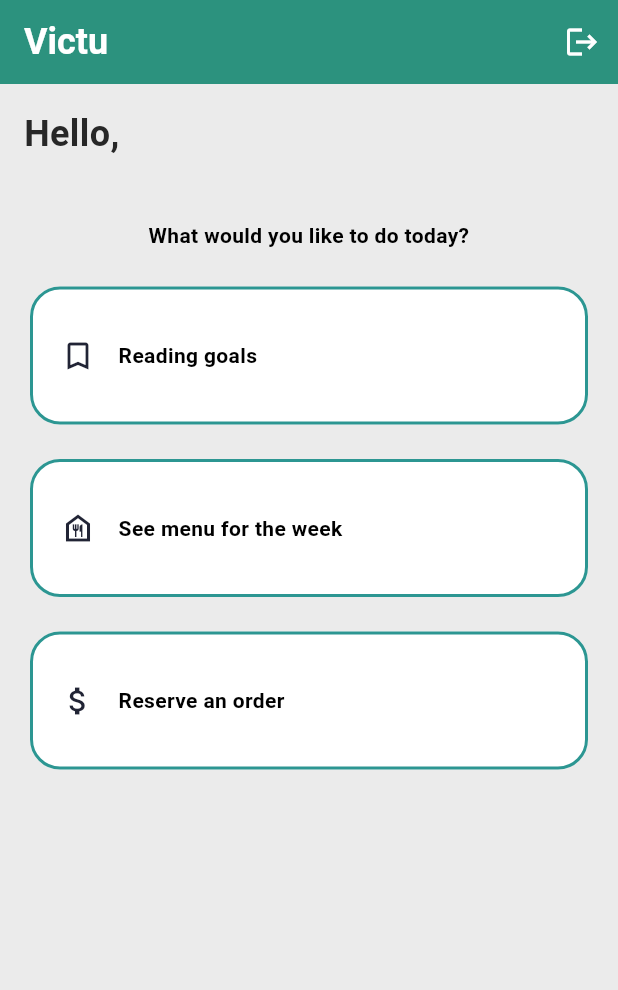
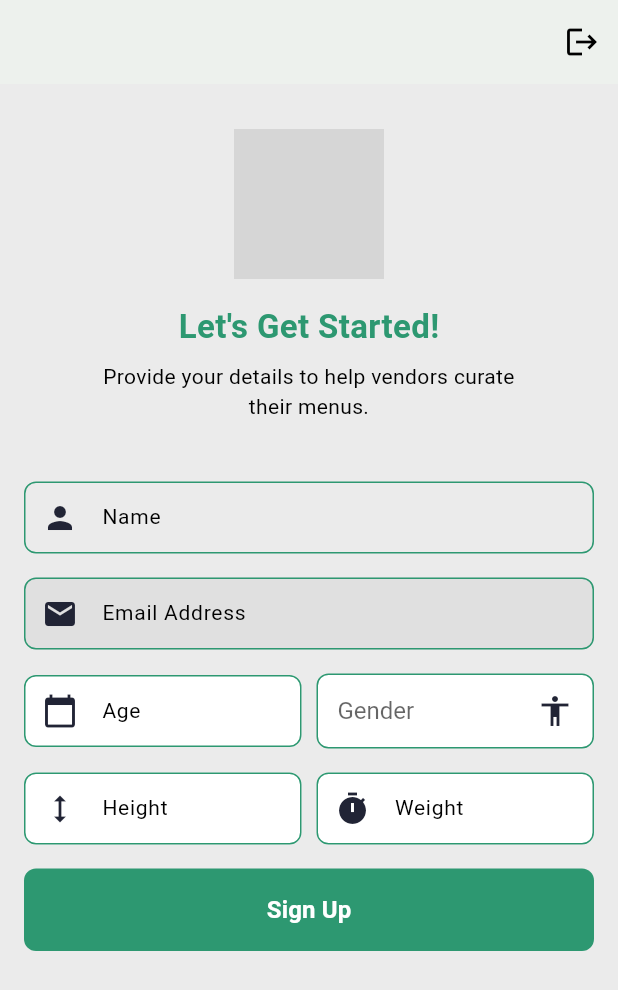
Before and after one commit to jjesuscastro/Victu, a Flutter app: the HomePage screen opened directly with empty values, after a tap on the "logout" icon, on a phone screen of 412 x 824 dp. Shown: the top 990 px of the screen. Run offline on Flutter 3.47's test engine with Material 2 defaults, Android fonts, the phone set to English and light mode, and no system bars; our stand-ins replace expandable, firebase_auth, firebase_core, firebase_database, google_sign_in; accounts and stored records are empty; network calls fail; grey boxes are pictures that could not be loaded.

Commit message:
auto navigate to registration

```diff
--- a/lib/objects/userData.dart
+++ b/lib/objects/userData.dart
@@ -5,12 +5,14 @@ import 'package:firebase_database/firebase_database.dart';
 class UserData {
   late DatabaseReference _id;
   String displayName = "";
+  bool isRegistered = false;
   bool isMale = true;
   int age = 0;
   int height = 0;
   int weight = 0;
 
-  UserData(this.displayName, this.isMale, this.age, this.height, this.weight);
+  UserData(this.isRegistered, this.displayName, this.isMale, this.age,
+      this.height, this.weight);
 
   void setId(DatabaseReference id) {
     _id = id;
@@ -18,6 +20,7 @@ class UserData {
 
   Map<String, dynamic> toJson() {
     return {
+      'isRegistered': isRegistered,
       'displayName': displayName,
       'isMale': isMale,
       'age': age,
@@ -29,8 +32,9 @@ class UserData {
 
 UserData createUserData(value) {
   Map<String, dynamic> attributes = {
+    'isRegistered': false,
     'displayName': '',
-    'isMale': '',
+    'isMale': true,
     'age': 0,
     'height': 0,
     'weight': 0,
@@ -38,8 +42,13 @@ UserData createUserData(value) {
 
   value.forEach((key, value) => {attributes[key] = value});
 
-  UserData userData = UserData(attributes['displayName'], attributes['isMale'],
-      attributes['age'], attributes['height'], attributes['weight']);
+  UserData userData = UserData(
+      attributes['isRegistered'],
+      attributes['displayName'],
+      attributes['isMale'],
+      attributes['age'],
+      attributes['height'],
+      attributes['weight']);
 
   return userData;
 }
--- a/lib/screens/login.dart
+++ b/lib/screens/login.dart
@@ -1,7 +1,10 @@
+// ignore_for_file: use_build_context_synchronously
+
 import 'package:firebase_auth/firebase_auth.dart';
 import 'package:flutter/material.dart';
 import 'package:victu/objects/userData.dart';
 import 'package:victu/screens/home_page.dart';
+import 'package:victu/screens/registration.dart';
 import 'package:victu/utils/auth.dart';
 import 'package:victu/utils/database.dart';
 
@@ -14,8 +17,6 @@ class Login extends StatefulWidget {
 
 class _LoginState extends State<Login> {
   late User? user;
-
-  void googleSignIn() {}
 
   @override
   Widget build(BuildContext context) {
@@ -83,7 +84,7 @@ class _GoogleSignInButtonState extends State<GoogleSignInButton> {
   bool _isSigningIn = false;
 
   void newUser(User user) {
-    var userData = UserData(user.displayName!, true, 0, 0, 0);
+    var userData = UserData(false, user.displayName!, true, 0, 0, 0);
     userData.setId(saveUser(user.uid, userData));
   }
 
@@ -117,8 +118,17 @@ class _GoogleSignInButtonState extends State<GoogleSignInButton> {
                 });
 
                 if (user != null) {
-                  newUser(user);
-                  // ignore: use_build_context_synchronously
+                  try {
+                    await getUser(user.uid);
+                  } catch (e) {
+                    Navigator.of(context).pushReplacement(
+                      MaterialPageRoute(
+                        builder: (context) => Registration(user: user),
+                      ),
+                    );
+                    return;
+                  }
+
                   Navigator.of(context).pushReplacement(
                     MaterialPageRoute(
                       builder: (context) => HomePage(user: user),
--- /dev/null
+++ b/lib/screens/registration.dart
@@ -0,0 +1,472 @@
+// ignore_for_file: prefer_typing_uninitialized_variables
+
+import 'package:firebase_auth/firebase_auth.dart';
+import 'package:flutter/material.dart';
+import 'package:flutter/services.dart';
+import 'package:victu/screens/login.dart';
+import 'package:victu/utils/auth.dart';
+
+class Registration extends StatefulWidget {
+  const Registration({Key? key, required User user})
+      : _user = user,
+        super(key: key);
+
+  final User _user;
+
+  @override
+  State<Registration> createState() => _RegistrationState();
+}
+
+class _RegistrationState extends State<Registration> {
+  TextEditingController nameController = TextEditingController();
+  TextEditingController emailController = TextEditingController();
+  TextEditingController ageController = TextEditingController();
+  TextEditingController heightController = TextEditingController();
+  TextEditingController weightController = TextEditingController();
+  var currentSelectedValue;
+
+  @override
+  void initState() {
+    super.initState();
+    nameController.text = widget._user.displayName!;
+    emailController.text = widget._user.email!;
+  }
+
+  Route _routeToSignInScreen() {
+    return PageRouteBuilder(
+      pageBuilder: (context, animation, secondaryAnimation) => const Login(),
+      transitionsBuilder: (context, animation, secondaryAnimation, child) {
+        var begin = const Offset(-1.0, 0.0);
+        var end = Offset.zero;
+        var curve = Curves.ease;
+
+        var tween =
+            Tween(begin: begin, end: end).chain(CurveTween(curve: curve));
+
+        return SlideTransition(
+          position: animation.drive(tween),
+          child: child,
+        );
+      },
+    );
+  }
+
+  @override
+  Widget build(BuildContext context) {
+    return Scaffold(
+      backgroundColor: const Color(0xffebebeb),
+      appBar: AppBar(
+        elevation: 4,
+        centerTitle: false,
+        automaticallyImplyLeading: false,
+        backgroundColor: const Color(0xffffffff),
+        shape: const RoundedRectangleBorder(
+          borderRadius: BorderRadius.zero,
+        ),
+        actions: [
+          IconButton(
+            icon: const Icon(Icons.logout, color: Colors.black),
+            onPressed: () async {
+              setState(() {});
+              await Authentication.signOut(context: context);
+              setState(() {});
+              // ignore: use_build_context_synchronously
+              Navigator.of(context).pushReplacement(_routeToSignInScreen());
+            },
+          )
+        ],
+      ),
+      body: Padding(
+        padding: const EdgeInsets.fromLTRB(16, 30, 16, 16),
+        child: SingleChildScrollView(
+          child: Column(
+            mainAxisAlignment: MainAxisAlignment.start,
+            crossAxisAlignment: CrossAxisAlignment.center,
+            mainAxisSize: MainAxisSize.max,
+            children: [
+              ///***If you have exported images you must have to copy those images in assets/images directory.
+              const Image(
+                image: NetworkImage(
+                    "https://cdn4.iconfinder.com/data/icons/security-overcolor/512/password_code-256.png"),
+                height: 100,
+                width: 100,
+                fit: BoxFit.cover,
+              ),
+              const Padding(
+                padding: EdgeInsets.fromLTRB(0, 16, 0, 0),
+                child: Text(
+                  "Let's Get Started!",
+                  textAlign: TextAlign.start,
+                  overflow: TextOverflow.clip,
+                  style: TextStyle(
+                    fontWeight: FontWeight.w700,
+                    fontStyle: FontStyle.normal,
+                    fontSize: 22,
+                    color: Color(0xff2d9871),
+                  ),
+                ),
+              ),
+              const Padding(
+                padding: EdgeInsets.fromLTRB(50, 8, 50, 0),
+                child: Text(
+                  "Provide your details to help vendors curate their menus.",
+                  textAlign: TextAlign.center,
+                  overflow: TextOverflow.clip,
+                  style: TextStyle(
+                    fontWeight: FontWeight.w400,
+                    fontStyle: FontStyle.normal,
+                    fontSize: 14,
+                    color: Color(0xff000000),
+                  ),
+                ),
+              ),
+              Padding(
+                padding: const EdgeInsets.fromLTRB(0, 40, 0, 0),
+                child: TextField(
+                  enabled: false,
+                  controller: nameController,
+                  obscureText: false,
+                  textAlign: TextAlign.start,
+                  maxLines: 1,
+                  style: const TextStyle(
+                    fontWeight: FontWeight.w400,
+                    fontStyle: FontStyle.normal,
+                    fontSize: 14,
+                    color: Color(0xff000000),
+                  ),
+                  decoration: InputDecoration(
+                    disabledBorder: OutlineInputBorder(
+                      borderRadius: BorderRadius.circular(8.0),
+                      borderSide:
+                          const BorderSide(color: Color(0xff2d9871), width: 1),
+                    ),
+                    focusedBorder: OutlineInputBorder(
+                      borderRadius: BorderRadius.circular(8.0),
+                      borderSide:
+                          const BorderSide(color: Color(0xff2d9871), width: 1),
+                    ),
+                    enabledBorder: OutlineInputBorder(
+                      borderRadius: BorderRadius.circular(8.0),
+                      borderSide:
+                          const BorderSide(color: Color(0xff2d9871), width: 1),
+                    ),
+                    hintText: "Name",
+                    hintStyle: const TextStyle(
+                      fontWeight: FontWeight.w400,
+                      fontStyle: FontStyle.normal,
+                      fontSize: 14,
+                      color: Color(0xff000000),
+                    ),
+                    filled: true,
+                    fillColor: const Color(0xffebebeb),
+                    isDense: false,
+                    contentPadding:
+                        const EdgeInsets.symmetric(vertical: 8, horizontal: 12),
+                    prefixIcon: const Icon(Icons.person,
+                        color: Color(0xff212435), size: 24),
+                  ),
+                ),
+              ),
+              Padding(
+                padding: const EdgeInsets.fromLTRB(0, 16, 0, 0),
+                child: TextField(
+                  enabled: false,
+                  controller: emailController,
+                  obscureText: false,
+                  textAlign: TextAlign.start,
+                  maxLines: 1,
+                  style: const TextStyle(
+                    fontWeight: FontWeight.w400,
+                    fontStyle: FontStyle.normal,
+                    fontSize: 14,
+                    color: Color(0xff000000),
+                  ),
+                  decoration: InputDecoration(
+                    disabledBorder: OutlineInputBorder(
+                      borderRadius: BorderRadius.circular(8.0),
+                      borderSide:
+                          const BorderSide(color: Color(0xff2d9871), width: 1),
+                    ),
+                    focusedBorder: OutlineInputBorder(
+                      borderRadius: BorderRadius.circular(8.0),
+                      borderSide:
+                          const BorderSide(color: Color(0xff2d9871), width: 1),
+                    ),
+                    enabledBorder: OutlineInputBorder(
+                      borderRadius: BorderRadius.circular(8.0),
+                      borderSide:
+                          const BorderSide(color: Color(0xff2d9871), width: 1),
+                    ),
+                    hintText: "Email Address",
+                    hintStyle: const TextStyle(
+                      fontWeight: FontWeight.w400,
+                      fontStyle: FontStyle.normal,
+                      fontSize: 14,
+                      color: Color(0xff000000),
+                    ),
+                    filled: true,
+                    fillColor: const Color(0xffe0e0e0),
+                    isDense: false,
+                    contentPadding:
+                        const EdgeInsets.symmetric(vertical: 8, horizontal: 12),
+                    prefixIcon: const Icon(Icons.mail,
+                        color: Color(0xff212435), size: 24),
+                  ),
+                ),
+              ),
+              Padding(
+                padding: const EdgeInsets.fromLTRB(0, 16, 0, 0),
+                child: Row(
+                  mainAxisAlignment: MainAxisAlignment.start,
+                  crossAxisAlignment: CrossAxisAlignment.center,
+                  mainAxisSize: MainAxisSize.max,
+                  children: [
+                    Expanded(
+                      flex: 1,
+                      child: Padding(
+                        padding: const EdgeInsets.fromLTRB(0, 0, 5, 0),
+                        child: TextField(
+                          keyboardType: TextInputType.number,
+                          inputFormatters: <TextInputFormatter>[
+                            FilteringTextInputFormatter.digitsOnly
+                          ],
+                          controller: ageController,
+                          obscureText: false,
+                          textAlign: TextAlign.start,
+                          maxLines: 1,
+                          style: const TextStyle(
+                            fontWeight: FontWeight.w400,
+                            fontStyle: FontStyle.normal,
+                            fontSize: 14,
+                            color: Color(0xff000000),
+                          ),
+                          decoration: InputDecoration(
+                            disabledBorder: OutlineInputBorder(
+                              borderRadius: BorderRadius.circular(8.0),
+                              borderSide: const BorderSide(
+                                  color: Color(0xff2d9871), width: 1),
+                            ),
+                            focusedBorder: OutlineInputBorder(
+                              borderRadius: BorderRadius.circular(8.0),
+                              borderSide: const BorderSide(
+                                  color: Color(0xff2d9871), width: 1),
+                            ),
+                            enabledBorder: OutlineInputBorder(
+                              borderRadius: BorderRadius.circular(8.0),
+                              borderSide: const BorderSide(
+                                  color: Color(0xff2d9871), width: 1),
+                            ),
+                            hintText: "Age",
+                            hintStyle: const TextStyle(
+                              fontWeight: FontWeight.w400,
+                              fontStyle: FontStyle.normal,
+                              fontSize: 14,
+                              color: Color(0xff000000),
+                            ),
+                            filled: true,
+                            fillColor: const Color(0xffffffff),
+                            isDense: false,
+                            contentPadding:
+                                const EdgeInsets.fromLTRB(12, 8, 12, 8),
+                            prefixIcon: const Icon(Icons.calendar_today,
+                                color: Color(0xff212435), size: 24),
+                          ),
+                        ),
+                      ),
+                    ),
+                    Expanded(
+                        flex: 1,
+                        child: Padding(
+                          padding: const EdgeInsets.fromLTRB(5, 0, 0, 0),
+                          child: Container(
+                              width: 130,
+                              height: 50,
+                              padding: const EdgeInsets.symmetric(
+                                  vertical: 4, horizontal: 13),
+                              decoration: BoxDecoration(
+                                color: const Color(0xffffffff),
+                                border: Border.all(
+                                    color: const Color(0xff2d9871), width: 1),
+                                borderRadius: BorderRadius.circular(8),
+                              ),
+                              child: DropdownButtonHideUnderline(
+                                child: DropdownButton(
+                                  hint: Text("Gender"),
+                                  value: currentSelectedValue,
+                                  items: ["Male", "Female"]
+                                      .map<DropdownMenuItem<String>>(
+                                          (String value) {
+                                    return DropdownMenuItem<String>(
+                                      value: value,
+                                      child: Text(value),
+                                    );
+                                  }).toList(),
+                                  style: const TextStyle(
+                                    color: Color(0xff000000),
+                                    fontSize: 16,
+                                    fontWeight: FontWeight.w400,
+                                    fontStyle: FontStyle.normal,
+                                  ),
+                                  onChanged: (newValue) {
+                                    setState(() {
+                                      currentSelectedValue = newValue;
+                                    });
+                                    print(currentSelectedValue);
+                                  },
+                                  icon: const Icon(Icons.accessibility),
+                                  iconSize: 24,
+                                  iconEnabledColor: const Color(0xff212435),
+                                  elevation: 8,
+                                  isExpanded: true,
+                                ),
+                              )),
+                        )),
+                  ],
+                ),
+              ),
+              Padding(
+                padding: const EdgeInsets.fromLTRB(0, 16, 0, 0),
+                child: Row(
+                  mainAxisAlignment: MainAxisAlignment.start,
+                  crossAxisAlignment: CrossAxisAlignment.center,
+                  mainAxisSize: MainAxisSize.max,
+                  children: [
+                    Expanded(
+                      flex: 1,
+                      child: Padding(
+                        padding: const EdgeInsets.fromLTRB(0, 0, 5, 0),
+                        child: TextField(
+                          keyboardType: TextInputType.number,
+                          inputFormatters: <TextInputFormatter>[
+                            FilteringTextInputFormatter.digitsOnly
+                          ],
+                          controller: heightController,
+                          obscureText: false,
+                          textAlign: TextAlign.start,
+                          maxLines: 1,
+                          style: const TextStyle(
+                            fontWeight: FontWeight.w400,
+                            fontStyle: FontStyle.normal,
+                            fontSize: 14,
+                            color: Color(0xff000000),
+                          ),
+                          decoration: InputDecoration(
+                            disabledBorder: OutlineInputBorder(
+                              borderRadius: BorderRadius.circular(8.0),
+                              borderSide: const BorderSide(
+                                  color: Color(0xff2d9871), width: 1),
+                            ),
+                            focusedBorder: OutlineInputBorder(
+                              borderRadius: BorderRadius.circular(8.0),
+                              borderSide: const BorderSide(
+                                  color: Color(0xff2d9871), width: 1),
+                            ),
+                            enabledBorder: OutlineInputBorder(
+                              borderRadius: BorderRadius.circular(8.0),
+                              borderSide: const BorderSide(
+                                  color: Color(0xff2d9871), width: 1),
+                            ),
+                            hintText: "Height",
+                            hintStyle: const TextStyle(
+                              fontWeight: FontWeight.w400,
+                              fontStyle: FontStyle.normal,
+                              fontSize: 14,
+                              color: Color(0xff000000),
+                            ),
+                            filled: true,
+                            fillColor: const Color(0xffffffff),
+                            isDense: false,
+                            contentPadding: const EdgeInsets.symmetric(
+                                vertical: 8, horizontal: 12),
+                            prefixIcon: const Icon(Icons.height,
+                                color: Color(0xff212435), size: 24),
+                          ),
+                        ),
+                      ),
+                    ),
+                    Expanded(
+                      flex: 1,
+                      child: Padding(
+                        padding: const EdgeInsets.fromLTRB(5, 0, 0, 0),
+                        child: TextField(
+                          keyboardType: TextInputType.number,
+                          inputFormatters: <TextInputFormatter>[
+                            FilteringTextInputFormatter.digitsOnly
+                          ],
+                          controller: weightController,
+                          obscureText: false,
+                          textAlign: TextAlign.start,
+                          maxLines: 1,
+                          style: const TextStyle(
+                            fontWeight: FontWeight.w400,
+                            fontStyle: FontStyle.normal,
+                            fontSize: 14,
+                            color: Color(0xff000000),
+                          ),
+                          decoration: InputDecoration(
+                            disabledBorder: OutlineInputBorder(
+                              borderRadius: BorderRadius.circular(8.0),
+                              borderSide: const BorderSide(
+                                  color: Color(0xff2d9871), width: 1),
+                            ),
+                            focusedBorder: OutlineInputBorder(
+                              borderRadius: BorderRadius.circular(8.0),
+                              borderSide: const BorderSide(
+                                  color: Color(0xff2d9871), width: 1),
+                            ),
+                            enabledBorder: OutlineInputBorder(
+                              borderRadius: BorderRadius.circular(8.0),
+                              borderSide: const BorderSide(
+                                  color: Color(0xff2d9871), width: 1),
+                            ),
+                            hintText: "Weight",
+                            hintStyle: const TextStyle(
+                              fontWeight: FontWeight.w400,
+                              fontStyle: FontStyle.normal,
+                              fontSize: 14,
+                              color: Color(0xff000000),
+                            ),
+                            filled: true,
+                            fillColor: const Color(0xffffffff),
+                            isDense: false,
+                            contentPadding:
+                                const EdgeInsets.fromLTRB(12, 8, 12, 8),
+                            prefixIcon: const Icon(Icons.timer,
+                                color: Color(0xff212435), size: 24),
+                          ),
+                        ),
+                      ),
+                    ),
+                  ],
+                ),
+              ),
+              Padding(
+                padding: const EdgeInsets.fromLTRB(0, 16, 0, 0),
+                child: MaterialButton(
+                  onPressed: () {},
+                  color: const Color(0xff2d9871),
+                  elevation: 0,
+                  shape: RoundedRectangleBorder(
+                    borderRadius: BorderRadius.circular(8.0),
+                  ),
+                  padding: const EdgeInsets.all(16),
+                  textColor: const Color(0xffffffff),
+                  height: 45,
+                  minWidth: MediaQuery.of(context).size.width,
+                  child: const Text(
+                    "Sign Up",
+                    style: TextStyle(
+                      fontSize: 16,
+                      fontWeight: FontWeight.w700,
+                      fontStyle: FontStyle.normal,
+                    ),
+                  ),
+                ),
+              ),
+            ],
+          ),
+        ),
+      ),
+    );
+  }
+}
--- a/lib/utils/auth.dart
+++ b/lib/utils/auth.dart
@@ -5,7 +5,10 @@ import 'package:firebase_core/firebase_core.dart';
 import 'package:flutter/foundation.dart';
 import 'package:flutter/material.dart';
 import 'package:google_sign_in/google_sign_in.dart';
+import 'package:victu/objects/userData.dart';
 import 'package:victu/screens/home_page.dart';
+import 'package:victu/screens/registration.dart';
+import 'package:victu/utils/database.dart';
 
 class Authentication {
   static Future<FirebaseApp> initializeFirebase({
@@ -16,6 +19,19 @@ class Authentication {
     User? user = FirebaseAuth.instance.currentUser;
 
     if (user != null) {
+      try {
+        await getUser(user.uid);
+      } catch (e) {
+        Navigator.of(context).pushReplacement(
+          MaterialPageRoute(
+            builder: (context) => Registration(
+              user: user,
+            ),
+          ),
+        );
+        return firebaseApp;
+      }
+
       Navigator.of(context).pushReplacement(
         MaterialPageRoute(
           builder: (context) => HomePage(
--- a/lib/utils/database.dart
+++ b/lib/utils/database.dart
@@ -1,3 +1,4 @@
+import 'package:firebase_auth/firebase_auth.dart';
 import 'package:firebase_database/firebase_database.dart';
 import 'package:victu/objects/article.dart';
 import 'package:victu/objects/userData.dart';
@@ -53,3 +54,22 @@ Future<List<UserData>> getAllUsers() async {
 
   return users;
 }
+
+Future<UserData> getUser(String uid) async {
+  DataSnapshot dataSnapshot = await databaseReference.child('users/$uid').get();
+
+  if (dataSnapshot.exists) {
+    Map<dynamic, dynamic> value = dataSnapshot.value as Map<dynamic, dynamic>;
+
+    UserData userData = createUserData(value);
+    userData.setId(databaseReference.child('users/$uid'));
+
+    if (!userData.isRegistered) {
+      throw Exception("User found but not registered");
+    }
+
+    return userData;
+  }
+
+  throw Exception("User not found");
+}
```
